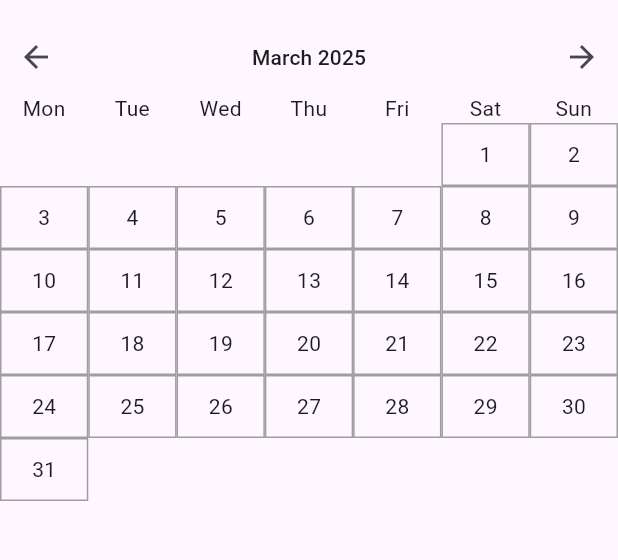
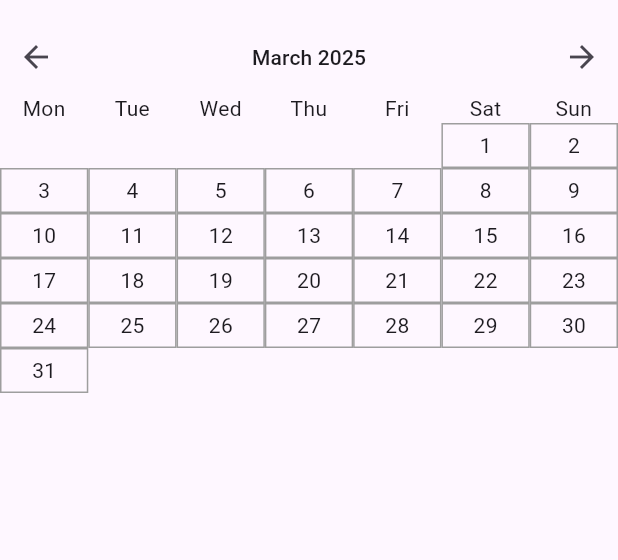
Before and after one commit to cave-aqua/loc_logger, a Flutter app: the screen it shows after launch, on a phone screen of 412 x 824 dp, the part 63-623 px from its top. Run offline on Flutter 3.47's test engine with Material 3 defaults, Android fonts, the phone set to English and light mode, and no system bars; our stand-ins replace flutter_map, flutter_riverpod, geolocator, latlong2, logger, riverpod_annotation and 1 more; missing offline and left inert: flex_color_picker, flutter_background_service, geodesy, geolocator_android, geolocator_apple, workmanager; accounts and stored records are empty; generated files the repository leaves out were written again.

Commit message:
feat: implementation of the settings, and added to the date range exlcusion

```diff
--- a/lib/screens/settings/setting_screen.dart
+++ b/lib/screens/settings/setting_screen.dart
@@ -26,7 +26,7 @@ class _SettingScreenState extends State<SettingScreen> {
               ),
               SettingListItem(
                 name: 'Excluded dates',
-                settingScreen: ExcludedDateSettingScreeen(),
+                settingScreen: ExcludedDateSettingScreen(),
               ),
             ],
           ),
--- a/lib/services/register_location.dart
+++ b/lib/services/register_location.dart
@@ -3,7 +3,6 @@ import 'package:geolocator/geolocator.dart';
 import 'package:geolocator_android/geolocator_android.dart';
 import 'package:geolocator_apple/geolocator_apple.dart';
 import 'package:loc_logger/services/day_settings.dart';
-import 'package:loc_logger/models/visited_location.dart';
 import 'package:loc_logger/services/init_database.dart';
 import 'package:logger/logger.dart';
 import 'package:sqflite/utils/utils.dart';
--- a/lib/widgets/calendar/calender_view_aggerations/day_view.dart
+++ b/lib/widgets/calendar/calender_view_aggerations/day_view.dart
@@ -27,33 +27,45 @@ class DayView extends StatelessWidget {
       }
     }
 
-    BoxDecoration background =
-        BoxDecoration(border: Border.all(color: Colors.grey));
-
-    if (colors.length > 1) {
-      background = BoxDecoration(
-          gradient: LinearGradient(
-            colors: colors,
-            begin: Alignment.centerLeft,
-            end: Alignment.centerRight,
-          ),
-          border: Border.all(color: Colors.grey));
-    } else if (colors.length == 1) {
-      background = BoxDecoration(
-          color: colors.first, border: Border.all(color: Colors.grey));
-    }
-
     return Expanded(
-      child: InkWell(
-        child: Container(
-          padding: const EdgeInsets.all(10),
-          decoration: background,
-          child: Center(
-            child: Text(date.day.toString()),
-          ),
+      child: Container(
+        height: 30,
+        decoration: BoxDecoration(border: Border.all(color: Colors.grey)),
+        child: Stack(
+          children: [
+            Expanded(
+              child: Row(
+                children: _buildBackground(colors),
+              ),
+            ),
+            Center(
+              child: Text(
+                date.day.toString(),
+              ),
+            ),
+          ],
         ),
       ),
     );
+  }
+
+  List<Widget> _buildBackground(List<Color> colors) {
+    List<Widget> backgroundColors = [];
+
+    for (Color color in colors) {
+      backgroundColors.add(
+        Flexible(
+          flex: 1,
+          child: Expanded(
+            child: Container(
+              decoration: BoxDecoration(color: color),
+            ),
+          ),
+        ),
+      );
+    }
+
+    return backgroundColors;
   }
 }
 
```
Also changed, not shown: lib/models/settings/excluded_day.dart (added, +10 -0 lines), lib/screens/settings/aggregations/setting_list_item.dart (+5 -5 lines), lib/screens/settings/excluded_date_settings/excluded_date_setting_screen.dart (+88 -17 lines), lib/services/background/register_location_background.dart (deleted, +0 -19 lines), lib/services/excluded_dates.dart (added, +48 -0 lines), lib/services/init_database.dart (+13 -1 lines).
